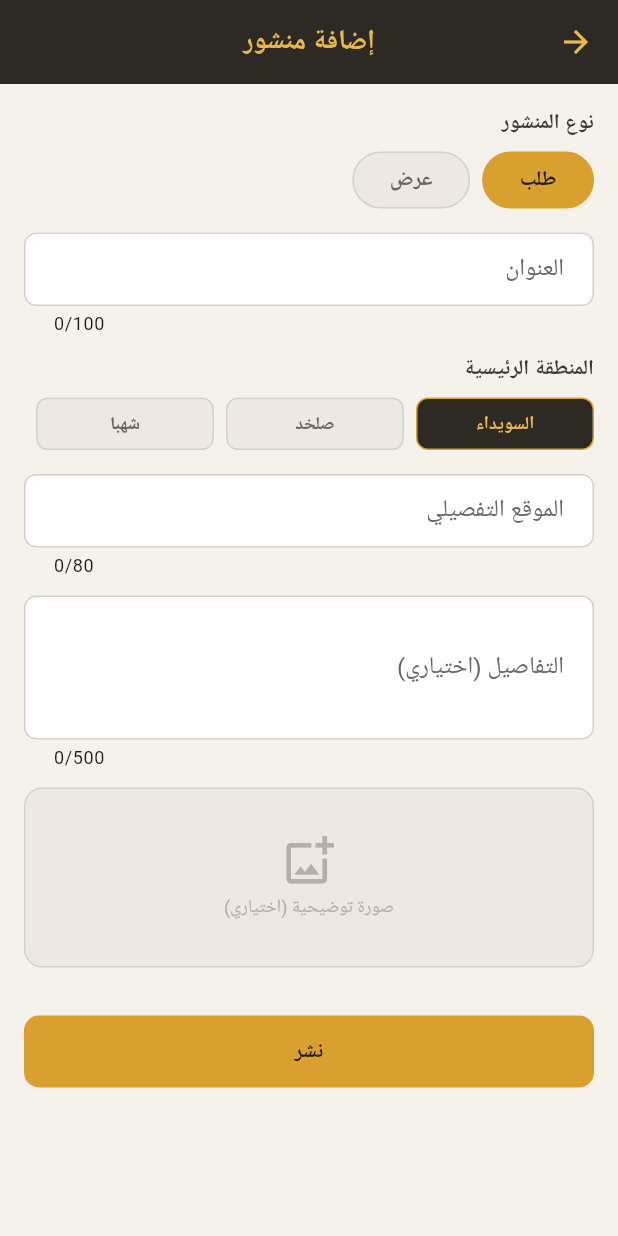
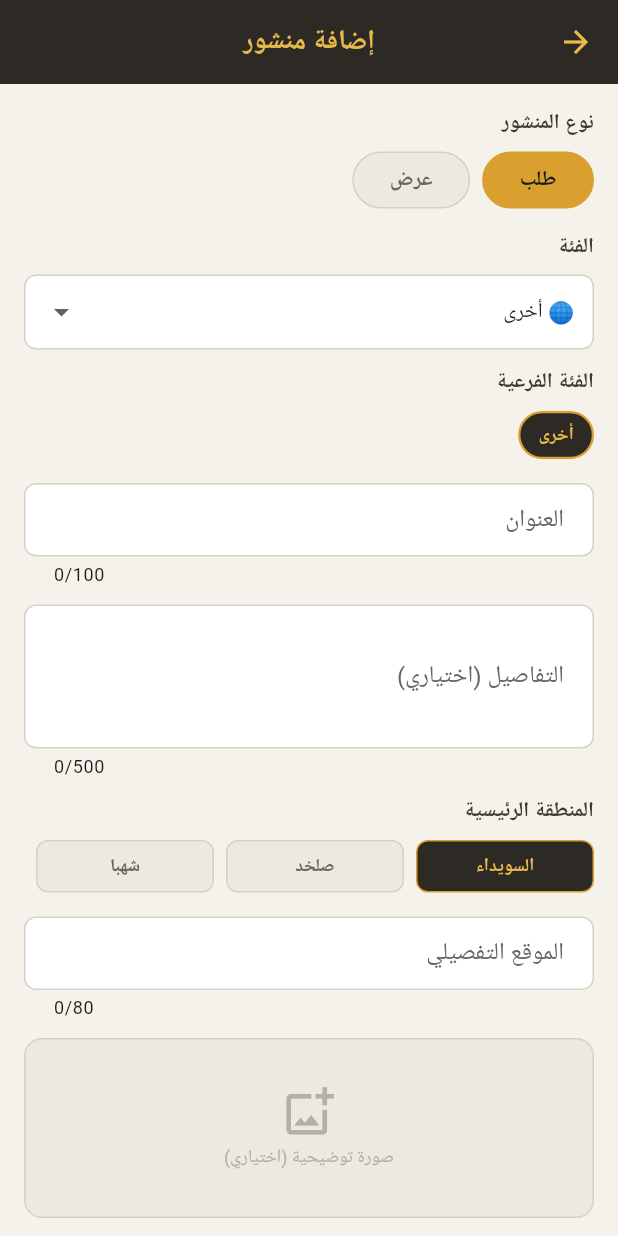
Before and after one commit to hady-albnnai/on-your-request, a Flutter app: the AddPostScreen screen opened directly, on a phone screen of 412 x 824 dp. Run offline on Flutter 3.47's test engine with Material 3 defaults, Android fonts, the phone set to English and light mode, and no system bars; our stand-ins replace cloud_firestore, firebase_auth, firebase_core, firebase_storage, image_picker, share_plus and 1 more; accounts and stored records are empty; Roboto replaces fonts that are missing (Cairo).

Commit message:
feat: add category + subcategory to AddPostScreen

```diff
--- a/lib/features/add_post/screens/add_post_screen.dart
+++ b/lib/features/add_post/screens/add_post_screen.dart
@@ -19,17 +19,20 @@ class _AddPostScreenState extends State<AddPostScreen> {
   final _priceCtrl    = TextEditingController();
   final _locationCtrl = TextEditingController();
 
-  String  _type     = 'request';
-  String  _region   = 'السويداء';
-  String  _currency = AppStrings.currencySYP;
+  String  _type        = 'request';
+  String  _region      = 'السويداء';
+  String  _category    = '🌐 أخرى';
+  String  _subCategory = 'أخرى';
+  String  _currency    = AppStrings.currencySYP;
   File?   _imageFile;
+
+  List<String> get _subCats =>
+      AppStrings.subCategories[_category] ?? ['أخرى'];
 
   @override
   void dispose() {
-    _titleCtrl.dispose();
-    _detailsCtrl.dispose();
-    _priceCtrl.dispose();
-    _locationCtrl.dispose();
+    _titleCtrl.dispose(); _detailsCtrl.dispose();
+    _priceCtrl.dispose(); _locationCtrl.dispose();
     super.dispose();
   }
 
@@ -44,86 +47,141 @@ class _AddPostScreenState extends State<AddPostScreen> {
           padding: const EdgeInsets.all(AppDimens.lg),
           children: [
 
-            // ── نوع المنشور ───────────────────────────────────────────
+            // ── نوع المنشور ──────────────────────────────────────────
             _SectionLabel('نوع المنشور'),
             const SizedBox(height: AppDimens.sm),
             Row(children: [
-              _TypeChip(
-                label: AppStrings.typeRequest,
+              _TypeChip(label: AppStrings.typeRequest,
                 selected: _type == 'request',
-                onTap: () => setState(() => _type = 'request'),
-              ),
+                onTap: () => setState(() => _type = 'request')),
               const SizedBox(width: AppDimens.sm),
-              _TypeChip(
-                label: AppStrings.typeOffer,
+              _TypeChip(label: AppStrings.typeOffer,
                 selected: _type == 'offer',
-                onTap: () => setState(() => _type = 'offer'),
-              ),
+                onTap: () => setState(() => _type = 'offer')),
             ]),
             const SizedBox(height: AppDimens.lg),
 
-            // ── العنوان ───────────────────────────────────────────────
-            TextFormField(
-              controller: _titleCtrl,
-              maxLength:  AppDimens.maxTitleLength,
-              decoration: const InputDecoration(
-                labelText: AppStrings.postTitle,
-                hintText:  AppStrings.postTitleHint,
+            // ── الفئة الرئيسية ───────────────────────────────────────
+            _SectionLabel(AppStrings.postCategory),
+            const SizedBox(height: AppDimens.sm),
+            Container(
+              decoration: BoxDecoration(
+                border: Border.all(color: AppColors.basalt100),
+                borderRadius: BorderRadius.circular(AppDimens.radiusSm),
+                color: AppColors.surface,
               ),
-              validator: (v) => (v == null || v.trim().isEmpty)
-                  ? AppStrings.errTitleRequired : null,
+              padding: const EdgeInsets.symmetric(horizontal: AppDimens.md),
+              child: DropdownButtonHideUnderline(
+                child: DropdownButton<String>(
+                  value: _category,
+                  isExpanded: true,
+                  items: AppStrings.categories
+                      .where((c) => c != AppStrings.allCategories)
+                      .map((c) => DropdownMenuItem(value: c,
+                          child: Text(c, style: const TextStyle(
+                              fontFamily: 'Cairo',
+                              fontSize: AppDimens.fontMd))))
+                      .toList(),
+                  onChanged: (v) {
+                    if (v != null) setState(() {
+                      _category = v;
+                      _subCategory = AppStrings.subCategories[v]?.first ?? 'أخرى';
+                    });
+                  },
+                ),
+              ),
             ),
             const SizedBox(height: AppDimens.md),
 
-            // ── المنطقة الرئيسية (3 أزرار) ───────────────────────────
-            _SectionLabel(AppStrings.postRegion),
+            // ── الفئة الفرعية ────────────────────────────────────────
+            _SectionLabel(AppStrings.postSubCategory),
             const SizedBox(height: AppDimens.sm),
-            Row(children: AppStrings.regions
-                .skip(1) // تجاهل "جميع المناطق"
-                .map((r) => Expanded(
-                  child: Padding(
-                    padding: const EdgeInsets.only(left: AppDimens.sm),
-                    child: _RegionChip(
-                      label:    r,
-                      selected: _region == r,
-                      onTap:    () => setState(() => _region = r),
+            Wrap(
+              spacing: AppDimens.sm,
+              runSpacing: AppDimens.sm,
+              children: _subCats.map((s) => GestureDetector(
+                onTap: () => setState(() => _subCategory = s),
+                child: Container(
+                  padding: const EdgeInsets.symmetric(
+                      horizontal: AppDimens.md, vertical: 6),
+                  decoration: BoxDecoration(
+                    color: _subCategory == s
+                        ? AppColors.basalt800 : AppColors.basalt50,
+                    borderRadius: BorderRadius.circular(AppDimens.radiusPill),
+                    border: Border.all(
+                      color: _subCategory == s
+                          ? AppColors.wheat400 : AppColors.basalt100,
+                      width: _subCategory == s ? 1.5 : 1,
                     ),
                   ),
-                ))
-                .toList()),
+                  child: Text(s, style: TextStyle(
+                    fontFamily: 'Cairo', fontSize: AppDimens.fontSm,
+                    fontWeight: FontWeight.w600,
+                    color: _subCategory == s
+                        ? AppColors.wheat300 : AppColors.basalt500,
+                  )),
+                ),
+              )).toList(),
+            ),
             const SizedBox(height: AppDimens.lg),
 
-            // ── الموقع التفصيلي (إلزامي) ─────────────────────────────
+            // ── العنوان ──────────────────────────────────────────────
             TextFormField(
-              controller: _locationCtrl,
-              maxLength:  80,
+              controller: _titleCtrl,
+              maxLength: AppDimens.maxTitleLength,
               decoration: const InputDecoration(
-                labelText: AppStrings.postLocation,
-                hintText:  AppStrings.postLocationHint,
-              ),
+                labelText: AppStrings.postTitle,
+                hintText:  AppStrings.postTitleHint),
               validator: (v) => (v == null || v.trim().isEmpty)
-                  ? AppStrings.errLocationRequired : null,
+                  ? AppStrings.errTitleRequired : null,
             ),
             const SizedBox(height: AppDimens.md),
 
             // ── التفاصيل ─────────────────────────────────────────────
             TextFormField(
               controller: _detailsCtrl,
-              maxLength:  AppDimens.maxDetailsLength,
-              maxLines:   3,
+              maxLength: AppDimens.maxDetailsLength,
+              maxLines: 3,
               decoration: const InputDecoration(
                 labelText: AppStrings.postDetails,
-                hintText:  'أضف تفاصيل إضافية…',
-              ),
+                hintText: 'أضف تفاصيل إضافية…'),
             ),
             const SizedBox(height: AppDimens.md),
 
-            // ── السعر + العملة (للعروض فقط) ──────────────────────────
+            // ── المنطقة الرئيسية ─────────────────────────────────────
+            _SectionLabel(AppStrings.postRegion),
+            const SizedBox(height: AppDimens.sm),
+            Row(children: AppStrings.regions
+                .skip(1)
+                .map((r) => Expanded(
+                  child: Padding(
+                    padding: const EdgeInsets.only(left: AppDimens.sm),
+                    child: _RegionChip(
+                      label: r, selected: _region == r,
+                      onTap: () => setState(() => _region = r)),
+                  ),
+                ))
+                .toList()),
+            const SizedBox(height: AppDimens.lg),
+
+            // ── الموقع التفصيلي ──────────────────────────────────────
+            TextFormField(
+              controller: _locationCtrl,
+              maxLength: 80,
+              decoration: const InputDecoration(
+                labelText: AppStrings.postLocation,
+                hintText:  AppStrings.postLocationHint),
+              validator: (v) => (v == null || v.trim().isEmpty)
+                  ? AppStrings.errLocationRequired : null,
+            ),
+            const SizedBox(height: AppDimens.md),
+
+            // ── السعر + العملة ───────────────────────────────────────
             if (_type == 'offer') ...[
               Row(children: [
                 Expanded(
                   child: TextFormField(
-                    controller:  _priceCtrl,
+                    controller: _priceCtrl,
                     keyboardType: TextInputType.number,
                     decoration: const InputDecoration(
                         labelText: AppStrings.postPrice),
@@ -157,10 +215,9 @@ class _AddPostScreenState extends State<AddPostScreen> {
               child: Container(
                 height: 120,
                 decoration: BoxDecoration(
-                  color:        AppColors.basalt50,
+                  color: AppColors.basalt50,
                   borderRadius: BorderRadius.circular(AppDimens.radiusMd),
-                  border:       Border.all(color: AppColors.basalt100),
-                ),
+                  border: Border.all(color: AppColors.basalt100)),
                 child: _imageFile != null
                     ? ClipRRect(
                         borderRadius:
@@ -177,8 +234,7 @@ class _AddPostScreenState extends State<AddPostScreen> {
                             style: TextStyle(fontFamily: 'Cairo',
                                 fontSize: AppDimens.fontSm,
                                 color: AppColors.basalt400)),
-                        ],
-                      ),
+                        ]),
               ),
             ),
 
@@ -189,31 +245,26 @@ class _AddPostScreenState extends State<AddPostScreen> {
                 padding: const EdgeInsets.all(AppDimens.md),
                 decoration: BoxDecoration(
                   color: AppColors.error.withValues(alpha: 0.1),
-                  borderRadius: BorderRadius.circular(AppDimens.radiusSm),
-                ),
+                  borderRadius: BorderRadius.circular(AppDimens.radiusSm)),
                 child: Text(provider.errorMsg!,
                   style: const TextStyle(color: AppColors.error,
                       fontFamily: 'Cairo', fontSize: AppDimens.fontSm)),
               ),
             ],
-
             const SizedBox(height: AppDimens.xxl),
 
             // ── زر النشر ─────────────────────────────────────────────
             ElevatedButton(
               onPressed: provider.isLoading ? null : _publish,
               child: provider.isLoading
-                  ? Row(
-                      mainAxisAlignment: MainAxisAlignment.center,
+                  ? Row(mainAxisAlignment: MainAxisAlignment.center,
                       children: [
                         const SizedBox(width: 18, height: 18,
                           child: CircularProgressIndicator(strokeWidth: 2,
                               color: AppColors.basalt900)),
                         const SizedBox(width: AppDimens.sm),
-                        Text(
-                          provider.state == AddPostState.uploading
-                              ? 'جارٍ رفع الصورة…'
-                              : AppStrings.publishing,
+                        Text(provider.state == AddPostState.uploading
+                            ? 'جارٍ رفع الصورة…' : AppStrings.publishing,
                           style: const TextStyle(fontFamily: 'Cairo')),
                       ])
                   : const Text(AppStrings.publish),
@@ -235,14 +286,16 @@ class _AddPostScreenState extends State<AddPostScreen> {
     if (!_formKey.currentState!.validate()) return;
     final provider = context.read<AddPostProvider>();
     final ok = await provider.publishPost(
-      type:      _type,
-      title:     _titleCtrl.text,
-      details:   _detailsCtrl.text,
-      region:    _region,
-      location:  _locationCtrl.text,
-      price:     _type == 'offer' ? double.tryParse(_priceCtrl.text) : null,
-      currency:  _currency,
-      imageFile: _imageFile,
+      type:        _type,
+      title:       _titleCtrl.text,
+      details:     _detailsCtrl.text,
+      category:    _category,
+      subCategory: _subCategory,
+      region:      _region,
+      location:    _locationCtrl.text,
+      price:       _type == 'offer' ? double.tryParse(_priceCtrl.text) : null,
+      currency:    _currency,
+      imageFile:   _imageFile,
     );
     if (mounted && ok) {
       ScaffoldMessenger.of(context).showSnackBar(const SnackBar(
@@ -253,7 +306,7 @@ class _AddPostScreenState extends State<AddPostScreen> {
   }
 }
 
-// ── مكونات مساعدة ─────────────────────────────────────────────────────
+// ── Widgets مساعدة ────────────────────────────────────────────────────
 class _SectionLabel extends StatelessWidget {
   final String text;
   const _SectionLabel(this.text);
@@ -268,8 +321,7 @@ class _TypeChip extends StatelessWidget {
   final String label;
   final bool selected;
   final VoidCallback onTap;
-  const _TypeChip({required this.label, required this.selected,
-      required this.onTap});
+  const _TypeChip({required this.label, required this.selected, required this.onTap});
   @override
   Widget build(BuildContext context) => GestureDetector(
     onTap: onTap,
@@ -280,12 +332,10 @@ class _TypeChip extends StatelessWidget {
         color: selected ? AppColors.wheat400 : AppColors.basalt50,
         borderRadius: BorderRadius.circular(AppDimens.radiusPill),
         border: Border.all(
-            color: selected ? AppColors.wheat400 : AppColors.basalt100),
-      ),
-      child: Text(label,
-        style: TextStyle(fontFamily: 'Cairo', fontSize: AppDimens.fontMd,
-            fontWeight: FontWeight.w700,
-            color: selected ? AppColors.basalt900 : AppColors.basalt500)),
+            color: selected ? AppColors.wheat400 : AppColors.basalt100)),
+      child: Text(label, style: TextStyle(fontFamily: 'Cairo',
+          fontSize: AppDimens.fontMd, fontWeight: FontWeight.w700,
+          color: selected ? AppColors.basalt900 : AppColors.basalt500)),
     ),
   );
 }
@@ -294,8 +344,7 @@ class _RegionChip extends StatelessWidget {
   final String label;
   final bool selected;
   final VoidCallback onTap;
-  const _RegionChip({required this.label, required this.selected,
-      required this.onTap});
+  const _RegionChip({required this.label, required this.selected, required this.onTap});
   @override
   Widget build(BuildContext context) => GestureDetector(
     onTap: onTap,
@@ -305,14 +354,10 @@ class _RegionChip extends StatelessWidget {
         color: selected ? AppColors.basalt800 : AppColors.basalt50,
         borderRadius: BorderRadius.circular(AppDimens.radiusSm),
         border: Border.all(
-            color: selected ? AppColors.wheat400 : AppColors.basalt100),
-      ),
-      child: Center(
-        child: Text(label,
-          style: TextStyle(fontFamily: 'Cairo',
-              fontSize: AppDimens.fontSm, fontWeight: FontWeight.w700,
-              color: selected ? AppColors.wheat300 : AppColors.basalt500)),
-      ),
+            color: selected ? AppColors.wheat400 : AppColors.basalt100)),
+      child: Center(child: Text(label, style: TextStyle(fontFamily: 'Cairo',
+          fontSize: AppDimens.fontSm, fontWeight: FontWeight.w700,
+          color: selected ? AppColors.wheat300 : AppColors.basalt500))),
     ),
   );
 }
```
